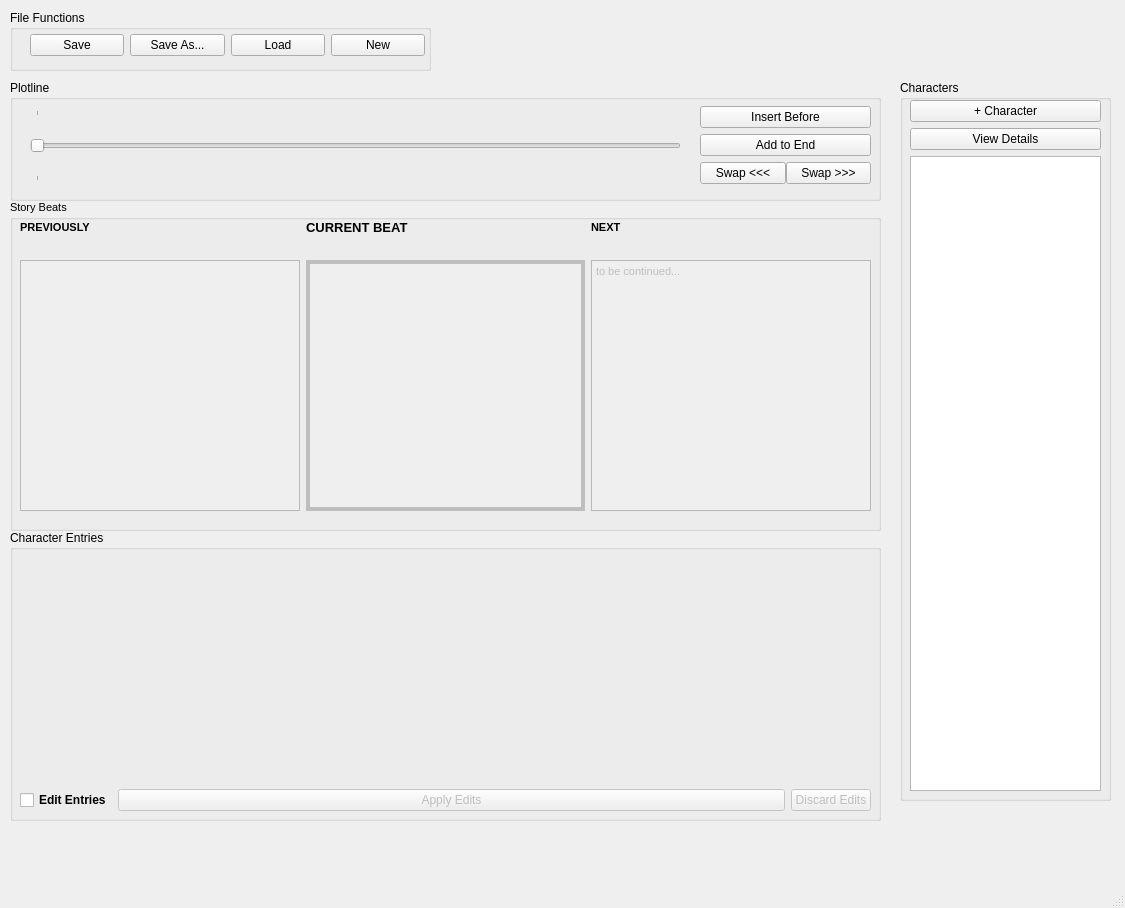
Above: mainwindow.ui from Zo-Bro/story_arc_grapher before the change. Below: the same form after it.
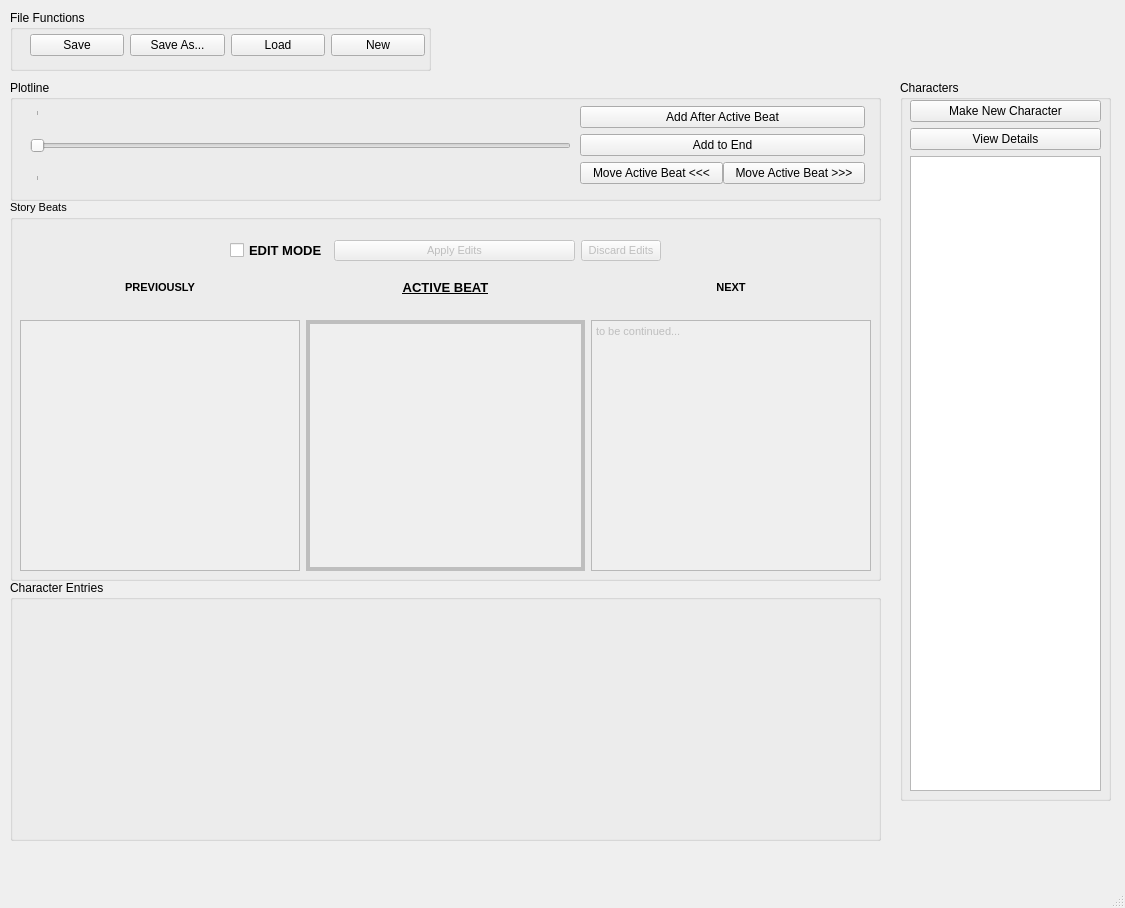
That is the form after the change. Custom widgets are drawn as their Qt base class.

Commit message: added current beat editing capabilities. after a user test on a friend, edited the UI to make key aspects more discoverable: increased emphasis on current beat window, enlarged plot slider, moved essential character buttons to top of that section. MVP is basically done, just gotta look out for bugs and test it on people! -Added feature_list.txt to plan and track versioning milestones -Solved a bug where you could enter edit mode in a brand new project

Diff of the .ui file:
```diff
--- a/mainwindow.ui
+++ b/mainwindow.ui
@@ -65,7 +65,7 @@
       <item>
        <widget class="QPushButton" name="newCharBtn">
         <property name="text">
-         <string>+ Character</string>
+         <string>Make New Character</string>
         </property>
        </widget>
       </item>
@@ -99,7 +99,7 @@
       <rect>
        <x>20</x>
        <y>30</y>
-       <width>651</width>
+       <width>541</width>
        <height>71</height>
       </rect>
      </property>
@@ -134,9 +134,9 @@
     <widget class="QWidget" name="verticalLayoutWidget_3">
      <property name="geometry">
       <rect>
-       <x>690</x>
+       <x>570</x>
        <y>20</y>
-       <width>171</width>
+       <width>285</width>
        <height>91</height>
       </rect>
      </property>
@@ -147,7 +147,7 @@
       <item>
        <widget class="QPushButton" name="insertBeatBtn">
         <property name="text">
-         <string>Insert Before</string>
+         <string>Add After Active Beat</string>
         </property>
        </widget>
       </item>
@@ -163,14 +163,14 @@
         <item>
          <widget class="QPushButton" name="moveBeatLeftBtn">
           <property name="text">
-           <string>Swap &lt;&lt;&lt;</string>
+           <string>Move Active Beat &lt;&lt;&lt;</string>
           </property>
          </widget>
         </item>
         <item>
          <widget class="QPushButton" name="moveBeatRightBtn">
           <property name="text">
-           <string>Swap &gt;&gt;&gt;</string>
+           <string>Move Active Beat &gt;&gt;&gt;</string>
           </property>
          </widget>
         </item>
@@ -183,9 +183,9 @@
     <property name="geometry">
      <rect>
       <x>10</x>
-      <y>530</y>
+      <y>580</y>
       <width>871</width>
-      <height>291</height>
+      <height>261</height>
      </rect>
     </property>
     <property name="title">
@@ -202,60 +202,6 @@
      </property>
      <layout class="QVBoxLayout" name="tabHolder"/>
     </widget>
-    <widget class="QWidget" name="horizontalLayoutWidget_2">
-     <property name="geometry">
-      <rect>
-       <x>10</x>
-       <y>250</y>
-       <width>851</width>
-       <height>41</height>
-      </rect>
-     </property>
-     <layout class="QHBoxLayout" name="horizontalLayout_2">
-      <item>
-       <widget class="QCheckBox" name="editEntriesCheckBox">
-        <property name="font">
-         <font>
-          <weight>75</weight>
-          <bold>true</bold>
-         </font>
-        </property>
-        <property name="text">
-         <string>Edit Entries</string>
-        </property>
-       </widget>
-      </item>
-      <item>
-       <widget class="QPushButton" name="applyEditsBtn">
-        <property name="enabled">
-         <bool>false</bool>
-        </property>
-        <property name="sizePolicy">
-         <sizepolicy hsizetype="Expanding" vsizetype="Fixed">
-          <horstretch>0</horstretch>
-          <verstretch>0</verstretch>
-         </sizepolicy>
-        </property>
-        <property name="autoFillBackground">
-         <bool>true</bool>
-        </property>
-        <property name="text">
-         <string>Apply Edits</string>
-        </property>
-       </widget>
-      </item>
-      <item>
-       <widget class="QPushButton" name="discardEditsBtn">
-        <property name="enabled">
-         <bool>false</bool>
-        </property>
-        <property name="text">
-         <string>Discard Edits</string>
-        </property>
-       </widget>
-      </item>
-     </layout>
-    </widget>
    </widget>
    <widget class="QGroupBox" name="groupBox_4">
     <property name="geometry">
@@ -316,7 +262,7 @@
       <x>10</x>
       <y>200</y>
       <width>871</width>
-      <height>331</height>
+      <height>381</height>
      </rect>
     </property>
     <property name="font">
@@ -337,7 +283,7 @@
      <property name="geometry">
       <rect>
        <x>10</x>
-       <y>20</y>
+       <y>80</y>
        <width>851</width>
        <height>291</height>
       </rect>
@@ -358,10 +304,14 @@
           <weight>75</weight>
           <italic>false</italic>
           <bold>true</bold>
+          <underline>true</underline>
          </font>
         </property>
         <property name="text">
-         <string>CURRENT BEAT</string>
+         <string>ACTIVE BEAT</string>
+        </property>
+        <property name="alignment">
+         <set>Qt::AlignCenter</set>
         </property>
        </widget>
       </item>
@@ -377,6 +327,9 @@
         <property name="text">
          <string>PREVIOUSLY</string>
         </property>
+        <property name="alignment">
+         <set>Qt::AlignCenter</set>
+        </property>
        </widget>
       </item>
       <item row="0" column="2">
@@ -391,6 +344,9 @@
         <property name="text">
          <string>NEXT</string>
         </property>
+        <property name="alignment">
+         <set>Qt::AlignCenter</set>
+        </property>
        </widget>
       </item>
       <item row="2" column="1">
@@ -466,6 +422,61 @@
       </item>
      </layout>
     </widget>
+    <widget class="QWidget" name="horizontalLayoutWidget_2">
+     <property name="geometry">
+      <rect>
+       <x>220</x>
+       <y>30</y>
+       <width>431</width>
+       <height>41</height>
+      </rect>
+     </property>
+     <layout class="QHBoxLayout" name="horizontalLayout_2">
+      <item>
+       <widget class="QCheckBox" name="editEntriesCheckBox">
+        <property name="font">
+         <font>
+          <pointsize>10</pointsize>
+          <weight>75</weight>
+          <bold>true</bold>
+         </font>
+        </property>
+        <property name="text">
+         <string>EDIT MODE</string>
+        </property>
+       </widget>
+      </item>
+      <item>
+       <widget class="QPushButton" name="applyEditsBtn">
+        <property name="enabled">
+         <bool>false</bool>
+        </property>
+        <property name="sizePolicy">
+         <sizepolicy hsizetype="Expanding" vsizetype="Fixed">
+          <horstretch>0</horstretch>
+          <verstretch>0</verstretch>
+         </sizepolicy>
+        </property>
+        <property name="autoFillBackground">
+         <bool>true</bool>
+        </property>
+        <property name="text">
+         <string>Apply Edits</string>
+        </property>
+       </widget>
+      </item>
+      <item>
+       <widget class="QPushButton" name="discardEditsBtn">
+        <property name="enabled">
+         <bool>false</bool>
+        </property>
+        <property name="text">
+         <string>Discard Edits</string>
+        </property>
+       </widget>
+      </item>
+     </layout>
+    </widget>
    </widget>
   </widget>
   <widget class="QMenuBar" name="menubar">
```
The commit also changes 3 other files.
